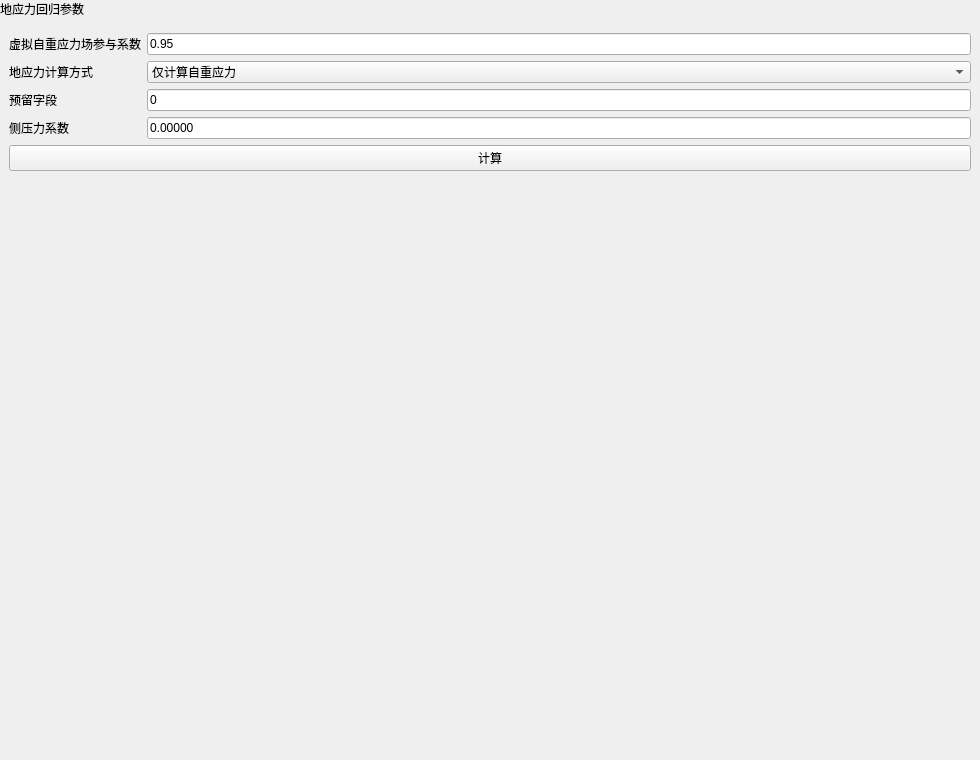
Qt form plugins/Base_Slover/GeoStressRegressionWidget.ui (asd977/base_cae) before a commit.
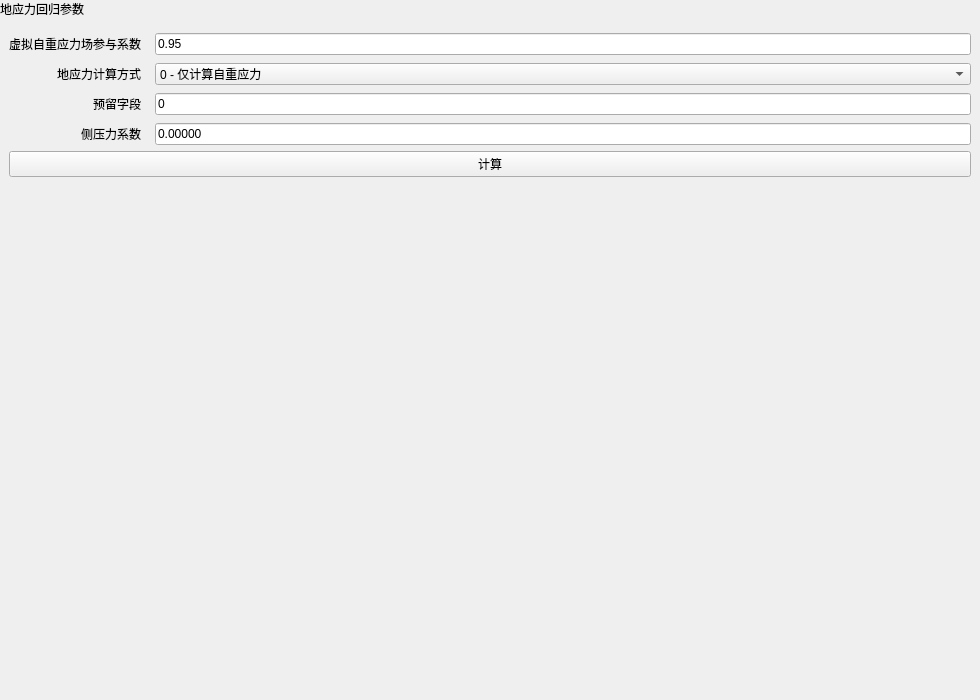
The same form after that commit.

Diff of the .ui file:
```diff
--- a/plugins/Base_Slover/GeoStressRegressionWidget.ui
+++ b/plugins/Base_Slover/GeoStressRegressionWidget.ui
@@ -7,7 +7,7 @@
     <x>0</x>
     <y>0</y>
     <width>980</width>
-    <height>760</height>
+    <height>700</height>
    </rect>
   </property>
   <property name="windowTitle">
@@ -95,7 +95,7 @@
         <widget class="QComboBox" name="calcModeCombo">
          <item>
           <property name="text">
-           <string>仅计算自重应力</string>
+           <string>0 - 仅计算自重应力</string>
           </property>
          </item>
          <item>
@@ -169,6 +169,21 @@
        <property name="bottomMargin">
         <number>0</number>
        </property>
+       <property name="horizontalSpacing">
+        <number>14</number>
+       </property>
+       <property name="verticalSpacing">
+        <number>8</number>
+       </property>
+       <property name="fieldGrowthPolicy">
+        <enum>QFormLayout::AllNonFixedFieldsGrow</enum>
+       </property>
+       <property name="rowWrapPolicy">
+        <enum>QFormLayout::WrapLongRows</enum>
+       </property>
+       <property name="labelAlignment">
+        <set>Qt::AlignRight|Qt::AlignVCenter</set>
+       </property>
       </layout>
      </item>
      <item>
```
Left out of the diff: 5 changed lines with no effect on the pictures.
